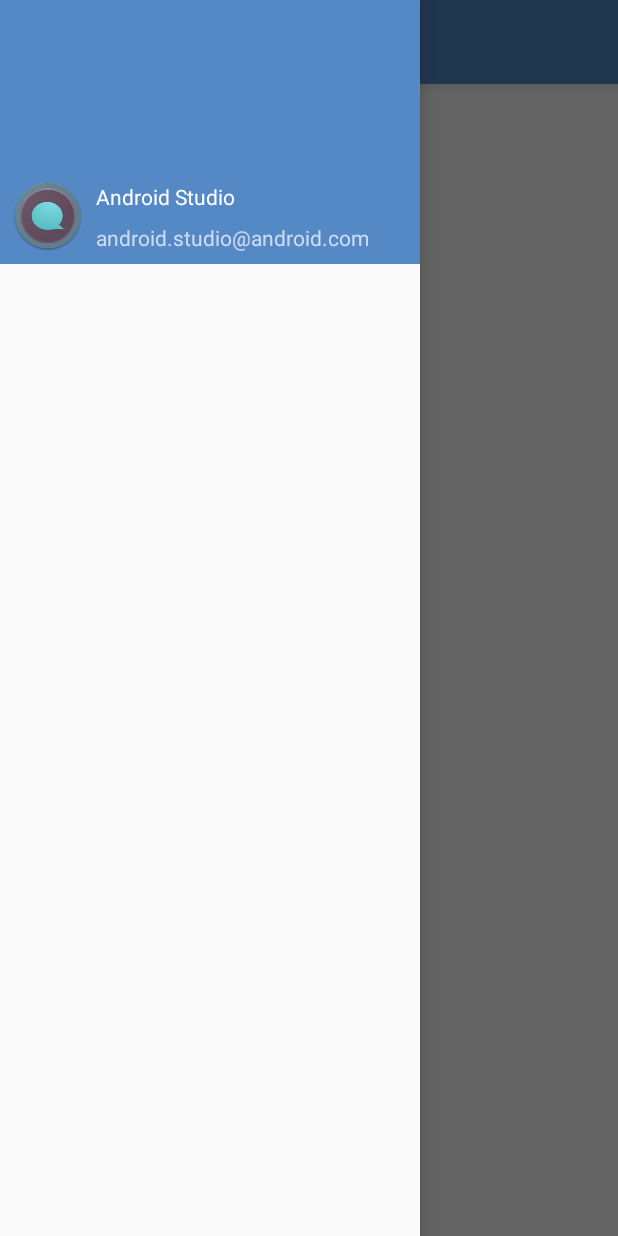
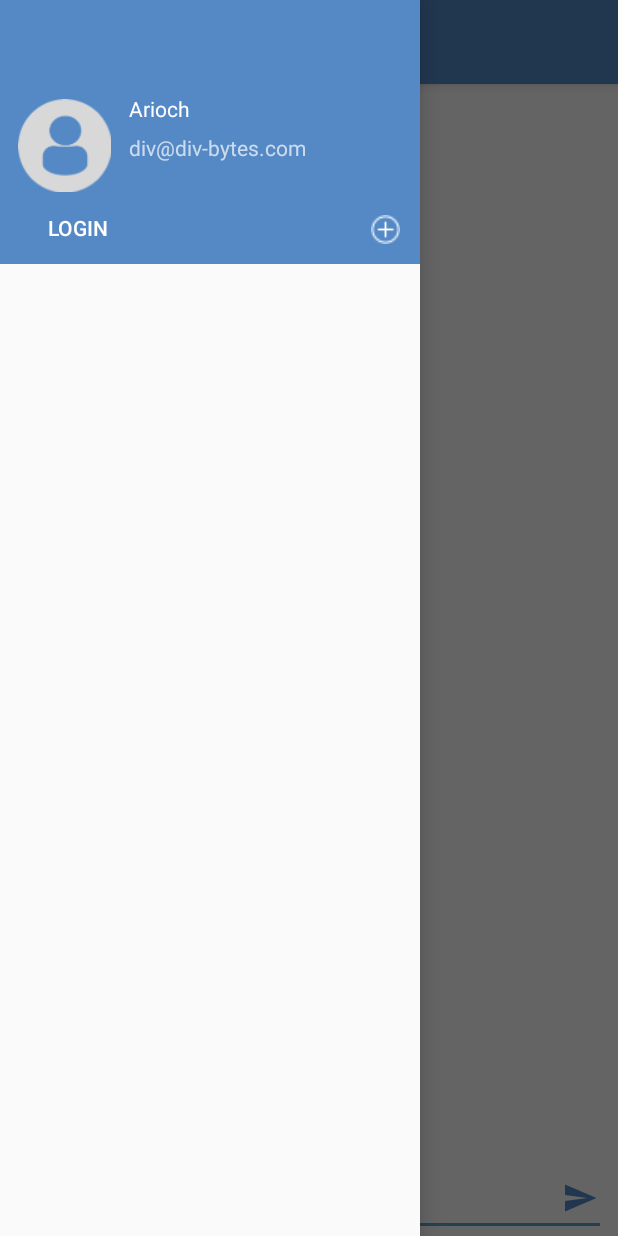
Before and after one commit to arioch666/smack, an Android app: the screen it shows after launch (MainActivity), with the side drawer open, on a phone screen of 412 x 824 dp. Run offline under Robolectric (Android 15) with nearby library versions, the phone set to English and light mode, and no system bars.

Commit message:
Added Channel Layout

```diff
--- a/app/src/main/java/com/div_bytes/smack/MainActivity.kt
+++ b/app/src/main/java/com/div_bytes/smack/MainActivity.kt
@@ -8,6 +8,7 @@ import android.support.v7.app.ActionBarDrawerToggle
 import android.support.v7.app.AppCompatActivity
 import android.view.Menu
 import android.view.MenuItem
+import android.view.View
 import kotlinx.android.synthetic.main.activity_main.*
 import kotlinx.android.synthetic.main.app_bar_main.*
 
@@ -32,4 +33,13 @@ class MainActivity : AppCompatActivity() {
         }
     }
 
+    fun loginButtonNavClicked(view : View) {
+
+    }
+
+    fun addChannelButtonClicked(view : View) {
+
+    }
+
+    fun sendMessageButtonClicked(view : View) {}
 }
--- a/app/src/main/res/layout/content_main.xml
+++ b/app/src/main/res/layout/content_main.xml
@@ -9,12 +9,49 @@
     tools:showIn="@layout/app_bar_main">
 
     <TextView
-        android:layout_width="wrap_content"
+        android:id="@+id/channelTextView"
+        android:layout_width="0dp"
         android:layout_height="wrap_content"
         android:text="Hello World!"
-        app:layout_constraintBottom_toBottomOf="parent"
+        android:textAlignment="center"
         app:layout_constraintLeft_toLeftOf="parent"
         app:layout_constraintRight_toRightOf="parent"
         app:layout_constraintTop_toTopOf="parent" />
 
+    <EditText
+        android:id="@+id/messageEditText"
+        android:layout_width="0dp"
+        android:layout_height="wrap_content"
+        android:layout_marginEnd="8dp"
+        android:layout_marginStart="8dp"
+        android:ems="10"
+        android:hint="message:"
+        android:inputType="textMultiLine"
+        android:paddingEnd="40dp"
+        app:layout_constraintBottom_toBottomOf="parent"
+        app:layout_constraintEnd_toEndOf="parent"
+        app:layout_constraintStart_toStartOf="parent" />
+
+    <ImageButton
+        android:id="@+id/sendMessageButton"
+        android:layout_width="35dp"
+        android:layout_height="35dp"
+        android:layout_marginBottom="8dp"
+        android:layout_marginEnd="8dp"
+        android:background="@android:color/transparent"
+        android:onClick="sendMessageButtonClicked"
+        android:tint="@color/colorPrimary"
+        app:layout_constraintBottom_toBottomOf="parent"
+        app:layout_constraintEnd_toEndOf="parent"
+        app:srcCompat="@drawable/ic_menu_send" />
+
+    <android.support.v7.widget.RecyclerView
+        android:layout_width="0dp"
+        android:layout_height="0dp"
+        app:layout_constraintBottom_toBottomOf="parent"
+        app:layout_constraintBottom_toTopOf="@id/messageEditText"
+        app:layout_constraintEnd_toEndOf="parent"
+        app:layout_constraintStart_toStartOf="parent"
+        app:layout_constraintTop_toBottomOf="@id/channelTextView" />
+
 </android.support.constraint.ConstraintLayout>
--- a/app/src/main/res/layout/nav_header_main.xml
+++ b/app/src/main/res/layout/nav_header_main.xml
@@ -10,38 +10,64 @@
     android:theme="@style/ThemeOverlay.AppCompat.Dark">
 
     <ImageView
-        android:id="@+id/imageView"
-        android:layout_width="wrap_content"
-        android:layout_height="wrap_content"
+        android:id="@+id/userImageNavHeader"
+        android:layout_width="70dp"
+        android:layout_height="70dp"
         android:layout_marginBottom="8dp"
         android:layout_marginStart="8dp"
         android:paddingTop="@dimen/nav_header_vertical_spacing"
-        app:layout_constraintBottom_toBottomOf="parent"
+        app:layout_constraintBottom_toTopOf="@+id/button2"
         app:layout_constraintStart_toStartOf="parent"
-        app:srcCompat="@mipmap/ic_launcher" />
+        app:srcCompat="@drawable/profiledefault" />
 
     <TextView
-        android:id="@+id/textView2"
+        android:id="@+id/userNameNavHeader"
         android:layout_width="0dp"
-        android:layout_height="wrap_content"
-        android:layout_marginBottom="8dp"
+        android:layout_height="30dp"
+        android:layout_marginBottom="4dp"
         android:layout_marginEnd="8dp"
         android:layout_marginStart="8dp"
         android:paddingTop="@dimen/nav_header_vertical_spacing"
-        android:text="Android Studio"
+        android:text="Arioch"
         android:textAppearance="@style/TextAppearance.AppCompat.Body1"
-        app:layout_constraintBottom_toTopOf="@+id/textView"
+        app:layout_constraintBottom_toTopOf="@+id/loginButtonNavHeader"
         app:layout_constraintEnd_toEndOf="parent"
         app:layout_constraintHorizontal_bias="0.0"
-        app:layout_constraintStart_toEndOf="@+id/imageView" />
+        app:layout_constraintStart_toEndOf="@+id/userImageNavHeader" />
 
     <TextView
-        android:id="@+id/textView"
+        android:id="@+id/loginButtonNavHeader"
         android:layout_width="wrap_content"
         android:layout_height="wrap_content"
+        android:layout_marginBottom="68dp"
+        android:text="div@div-bytes.com"
+        app:layout_constraintBottom_toBottomOf="parent"
+        app:layout_constraintStart_toStartOf="@+id/userNameNavHeader" />
+
+    <ImageButton
+        android:id="@+id/addChannelButton"
+        android:layout_width="30dp"
+        android:layout_height="30dp"
         android:layout_marginBottom="8dp"
-        android:text="android.studio@android.com"
+        android:layout_marginEnd="8dp"
+        android:background="@android:color/transparent"
+        android:onClick="addChannelButtonClicked"
+        android:padding="5dp"
+        android:scaleType="centerCrop"
         app:layout_constraintBottom_toBottomOf="parent"
-        app:layout_constraintStart_toStartOf="@+id/textView2" />
+        app:layout_constraintEnd_toEndOf="parent"
+        app:srcCompat="@drawable/addchannelbutton" />
+
+    <Button
+        android:id="@+id/button2"
+        android:layout_width="wrap_content"
+        android:layout_height="32dp"
+        android:layout_marginBottom="8dp"
+        android:layout_marginStart="8dp"
+        android:background="@android:color/transparent"
+        android:onClick="loginButtonNavClicked"
+        android:text="Login"
+        app:layout_constraintBottom_toBottomOf="parent"
+        app:layout_constraintStart_toStartOf="parent" />
 
 </android.support.constraint.ConstraintLayout>
```
